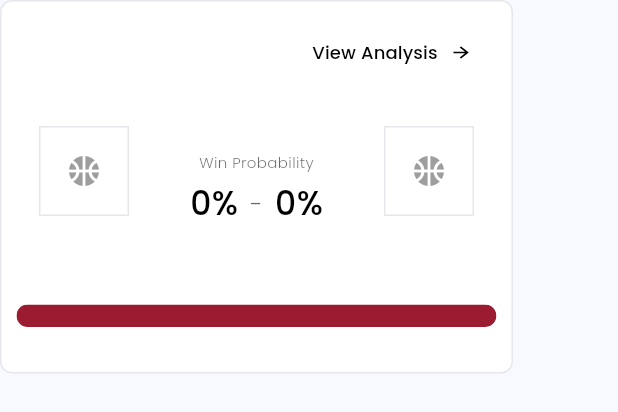
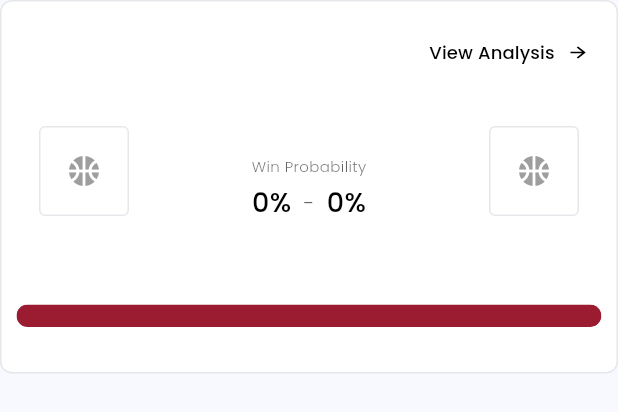
Before and after one commit to Chesterlajara/Game-Changer-AI, a Flutter app: the GameCard widget shown alone on an empty page, opened directly with empty values, on a phone screen of 412 x 824 dp. Shown: the top 412 px of the screen. Run offline on Flutter 3.47's test engine with Material 3 defaults, Android fonts, the phone set to English and light mode, and no system bars; our stand-ins replace csv, flutter_svg, flutter_xlider, google_fonts; network calls fail.

Commit message:
Mobile Responsiveness Layout Fixes

```diff
--- a/GameChanger-frontend/lib/widgets/game_card.dart
+++ b/GameChanger-frontend/lib/widgets/game_card.dart
@@ -62,10 +62,14 @@ class GameCard extends StatelessWidget {
 
 
 
+    // Get screen width for responsive sizing
+    final screenWidth = MediaQuery.of(context).size.width;
+    final isSmallScreen = screenWidth < 360; // Breakpoint for extra small screens
+
     return Container(
-      width: 342,
-      // height: 127, // Height can be dynamic based on content
-      padding: const EdgeInsets.all(10.0),
+      width: double.infinity, // Fill available width
+      constraints: BoxConstraints(maxWidth: 500), // Optional: maximum width
+      padding: EdgeInsets.all(isSmallScreen ? 8.0 : 10.0),
       decoration: BoxDecoration(
         color: cardBgColor,
         borderRadius: BorderRadius.circular(8),
@@ -107,7 +111,7 @@ class GameCard extends StatelessWidget {
               else
                 const SizedBox(height: 15),
 
-              // View Analysis Button
+              // View Analysis Button - Responsive
               Row(
                 mainAxisAlignment: MainAxisAlignment.end,
                 children: [
@@ -120,25 +124,26 @@ class GameCard extends StatelessWidget {
                       );
                       print('Navigate to Analysis for ${game.team1Name} vs ${game.team2Name}');
                     },
+                    style: TextButton.styleFrom(
+                      padding: EdgeInsets.symmetric(
+                        horizontal: isSmallScreen ? 6 : 8,
+                        vertical: isSmallScreen ? 2 : 4
+                      ),
+                    ),
                     // Swapped icon and label
                     icon: Text(
-                      'View Analysis',
+                      isSmallScreen ? 'Analysis' : 'View Analysis',
                       style: GoogleFonts.poppins(
                         color: analysisButtonTextColor,
-                        fontSize: 12,
+                        fontSize: isSmallScreen ? 10 : 12,
                         fontWeight: FontWeight.w500,
                       ),
                     ),
                     label: SvgPicture.asset(
                       'assets/icons/view_analysis_arrow.svg',
-                      height: 12,
+                      height: isSmallScreen ? 10 : 12,
                       colorFilter: ColorFilter.mode(analysisButtonTextColor, BlendMode.srcIn),
-                    ),
-
-
-
-
-                  ),
+                    ),  ),
                 ],
               ),
             ],
@@ -157,29 +162,28 @@ Row(
               Column(
                 mainAxisSize: MainAxisSize.min,
                 children: [
-        // Add Container around the logo
+                  // Responsive logo container
                   Container(
-          width: 60,
-          height: 60,
-          margin: EdgeInsets.all(15),
+                    width: isSmallScreen ? 50 : 60,
+                    height: isSmallScreen ? 50 : 60,
+                    margin: EdgeInsets.all(isSmallScreen ? 8 : 15),
                     decoration: BoxDecoration(
                       border: Border.all(color: cardBorderColor, width: 1),
-
+                      borderRadius: BorderRadius.circular(4),
                     ),
-          child: _buildTeamLogo(game.team1LogoPath, 40),
+                    child: _buildTeamLogo(game.team1LogoPath, isSmallScreen ? 35 : 40),
                   ),
                   const SizedBox(height: 5),
                   Text(
                     game.team1Name,
                     style: GoogleFonts.poppins(
                       color: textColor,
-            fontSize: 13,
+                      fontSize: isSmallScreen ? 11 : 13,
                       fontWeight: FontWeight.w600,
                     ),
                   ),
                 ],
               ),
-
               // Probabilities
               Column(
                 mainAxisSize: MainAxisSize.min,
@@ -188,7 +192,7 @@ Row(
                     'Win Probability',
                     style: GoogleFonts.poppins(
                       color: secondaryTextColor,
-            fontSize: 10,
+                      fontSize: isSmallScreen ? 8 : 10,
                       fontWeight: FontWeight.w300,
                     ),
                   ),
@@ -201,9 +205,7 @@ Row(
                         '${(game.team1WinProbability * 100).toStringAsFixed(0)}%',
                         style: GoogleFonts.poppins(
                           color: textColor,
-                fontSize: (game.team1WinProbability > game.team2WinProbability)
-                    ? 29
-                    : 22,
+                          fontSize: isSmallScreen ? 16 : 18,
                           fontWeight: FontWeight.w500,
                         ),
                       ),
@@ -213,7 +215,7 @@ Row(
                           '-',
                           style: GoogleFonts.poppins(
                             color: secondaryTextColor,
-                  fontSize: 16,
+                            fontSize: isSmallScreen ? 12 : 14,
                             fontWeight: FontWeight.w300,
                           ),
                         ),
@@ -223,9 +225,7 @@ Row(
                         '${(game.team2WinProbability * 100).toStringAsFixed(0)}%',
                         style: GoogleFonts.poppins(
                           color: textColor,
-                fontSize: (game.team2WinProbability > game.team1WinProbability)
-                    ? 29
-                    : 22,
+                          fontSize: isSmallScreen ? 16 : 18,
                           fontWeight: FontWeight.w500,
                         ),
                       ),
@@ -233,31 +233,27 @@ Row(
                   ),
                 ],
               ),
-
-
-
-
               // Team 2 Info
               Column(
                 mainAxisSize: MainAxisSize.min,
                 children: [
-        // Add Container around the logo
+                  // Responsive logo container
                   Container(
-          width: 60,
-          height: 60,
-          margin: EdgeInsets.all(15),
+                    width: isSmallScreen ? 50 : 60,
+                    height: isSmallScreen ? 50 : 60,
+                    margin: EdgeInsets.all(isSmallScreen ? 8 : 15),
                     decoration: BoxDecoration(
                       border: Border.all(color: cardBorderColor, width: 1),
-
+                      borderRadius: BorderRadius.circular(4),
                     ),
-          child: _buildTeamLogo(game.team2LogoPath, 40),
+                    child: _buildTeamLogo(game.team2LogoPath, isSmallScreen ? 35 : 40),
                   ),
                   const SizedBox(height: 5),
                   Text(
                     game.team2Name,
                     style: GoogleFonts.poppins(
                       color: textColor,
-            fontSize: 13,
+                      fontSize: isSmallScreen ? 11 : 13,
                       fontWeight: FontWeight.w600,
                     ),
                   ),
@@ -278,8 +274,8 @@ Row(
           ClipRRect(
   borderRadius: BorderRadius.circular(100),
   child: SizedBox(
-    width: 322,
-    height: 15,
+    width: double.infinity, // Fill available width
+    height: isSmallScreen ? 12 : 15,
     child: Stack(
       children: [
         // Team 1 fill - aligned to the left
```
Also changed, not shown: GameChanger-frontend/lib/screens/game_page.dart (+59 -67 lines), 1 other file. Lines whose indentation alone changed are shown as unchanged.
